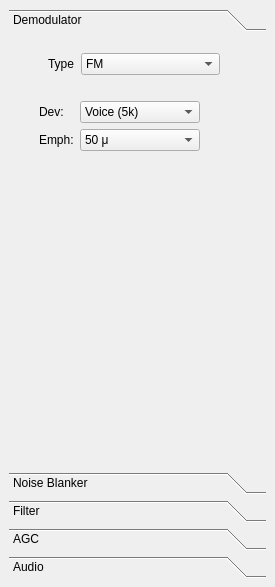
gqrx-sdr/gqrx, file qtgui/dockrxopt.ui: the form before one commit.
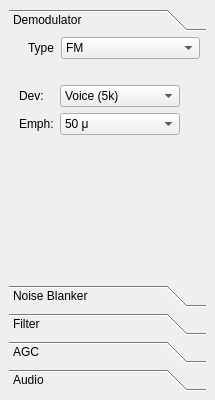
The form after the commit.

Commit message: Fix minimum size for dockRxOpt.

Diff of the .ui file:
```diff
--- a/qtgui/dockrxopt.ui
+++ b/qtgui/dockrxopt.ui
@@ -6,10 +6,22 @@
    <rect>
     <x>0</x>
     <y>0</y>
-    <width>275</width>
-    <height>587</height>
+    <width>215</width>
+    <height>400</height>
    </rect>
   </property>
+  <property name="sizePolicy">
+   <sizepolicy hsizetype="Minimum" vsizetype="Preferred">
+    <horstretch>0</horstretch>
+    <verstretch>0</verstretch>
+   </sizepolicy>
+  </property>
+  <property name="minimumSize">
+   <size>
+    <width>215</width>
+    <height>400</height>
+   </size>
+  </property>
   <property name="allowedAreas">
    <set>Qt::LeftDockWidgetArea|Qt::RightDockWidgetArea</set>
   </property>
@@ -28,18 +40,18 @@
         <rect>
          <x>0</x>
          <y>0</y>
-         <width>257</width>
-         <height>389</height>
+         <width>197</width>
+         <height>202</height>
         </rect>
        </property>
        <attribute name="label">
         <string>Demodulator</string>
        </attribute>
-       <widget class="QWidget" name="">
+       <widget class="QWidget" name="layoutWidget">
         <property name="geometry">
          <rect>
-          <x>20</x>
-          <y>16</y>
+          <x>0</x>
+          <y>0</y>
           <width>191</width>
           <height>231</height>
          </rect>
```
Left out of the diff: 16 changed lines with no effect on the pictures.
